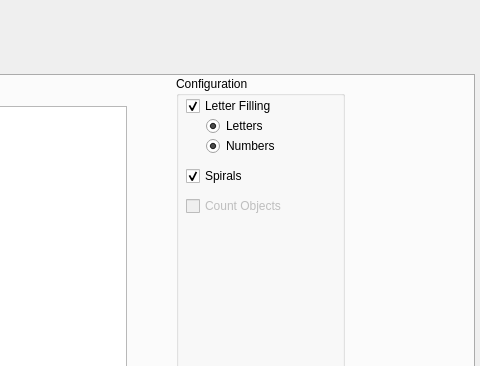
Above: ui/multui.ui from miguelgarciaarribas/multroaster before the change; both pictures show x 436 to 916 and y 0 to 366 of the 916 by 653 pixel window. Below: the same form after it.
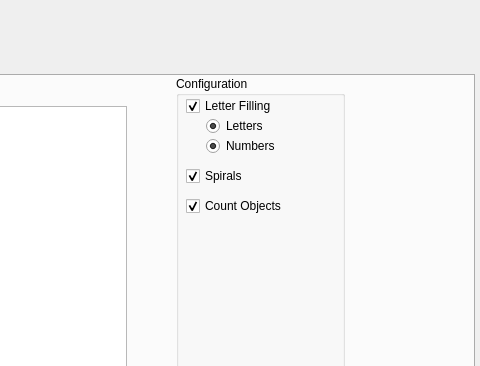
That is the form after the change. The open tabs and pages were chosen to show the change.

```diff
--- a/ui/multui.ui
+++ b/ui/multui.ui
@@ -502,7 +502,7 @@
       </widget>
       <widget class="QCheckBox" name="multiplicationConfig_2">
        <property name="enabled">
-        <bool>false</bool>
+        <bool>true</bool>
        </property>
        <property name="geometry">
         <rect>
@@ -516,7 +516,7 @@
         <string>Count Objects</string>
        </property>
        <property name="checked">
-        <bool>false</bool>
+        <bool>true</bool>
        </property>
       </widget>
       <widget class="QRadioButton" name="letterCheck">
```
Left out of the diff: 4 changed lines with no effect on the pictures.
